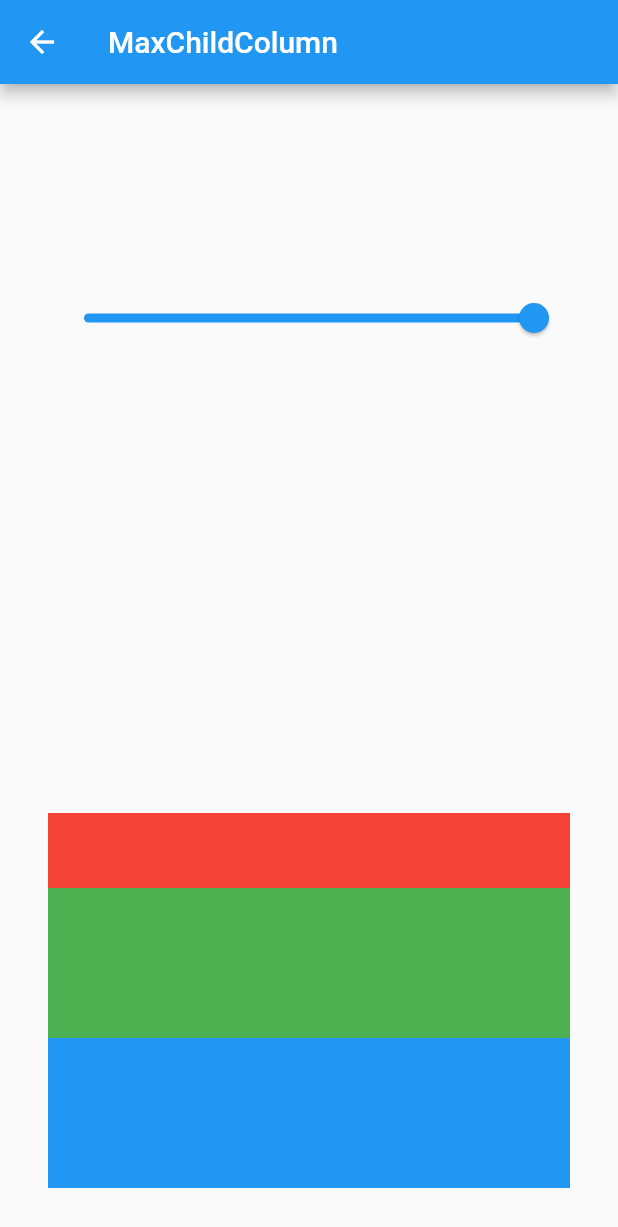
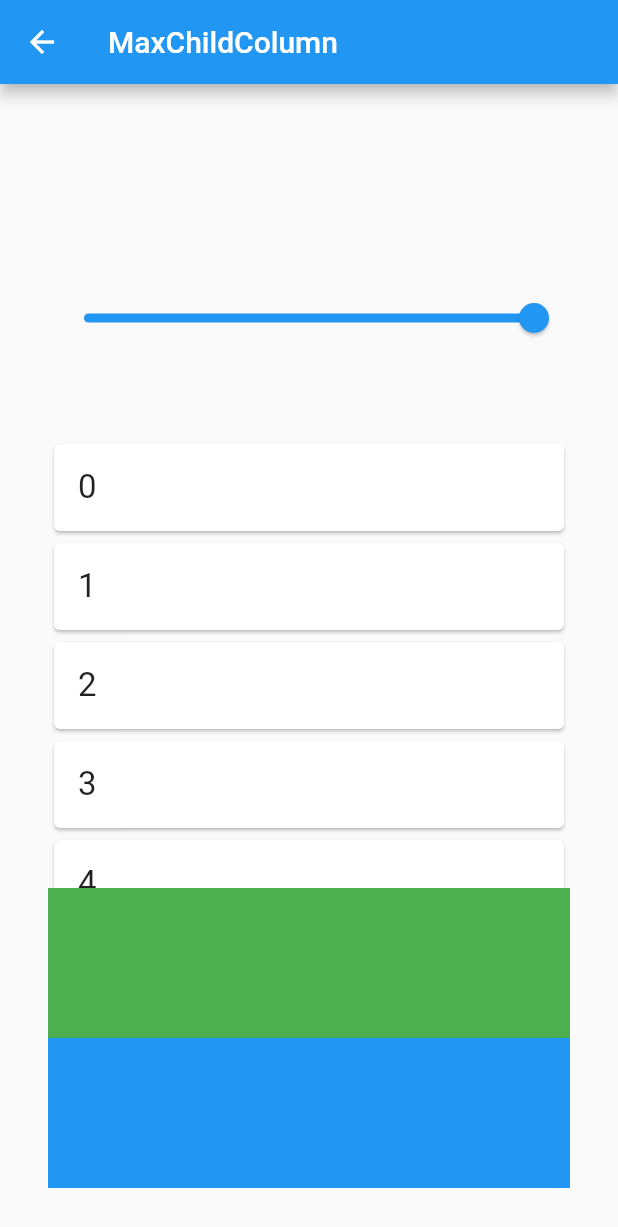
Before and after one commit to navitel-dev/custom-widgets, a Flutter app: the screen it shows after launch, after a tap on "MaxChildColumn", on a phone screen of 412 x 824 dp. Shown: the top 1227 px of the screen. Run offline on Flutter 3.47's test engine with Material 2 defaults, Android fonts, the phone set to English and light mode, and no system bars.

Commit message:
Add listView in MaxChildColumnDemo, optimized code

```diff
--- a/lib/column/max_child_column.dart
+++ b/lib/column/max_child_column.dart
@@ -263,7 +263,7 @@ class MaxChildColumnRender extends RenderBox
   @override
   void performLayout() {
     final BoxConstraints constraints = this.constraints;
-
+    double maxWidth = -1;
     {
       RenderBox? child = firstChild;
       while (child != null) {
@@ -271,22 +271,13 @@ class MaxChildColumnRender extends RenderBox
             child.parentData! as FlexParentData;
         ChildLayoutHelper.layoutChild(
             child, BoxConstraints(maxWidth: constraints.maxWidth));
+        double curWidth = child.size.width;
+        if (maxWidth > curWidth || maxWidth == -1) {
+          maxWidth = curWidth;
+        }
         assert(child.parentData == childParentData);
         child = childParentData.nextSibling;
       }
-    }
-
-    double maxWidth = -1;
-    RenderBox? child = firstChild;
-    while (child != null) {
-      final FlexParentData childParentData =
-          child.parentData! as FlexParentData;
-      double curWidth = child.size.width;
-      if (maxWidth > curWidth || maxWidth == -1) {
-        maxWidth = curWidth;
-      }
-      assert(child.parentData == childParentData);
-      child = childParentData.nextSibling;
     }
 
     final _LayoutSizes mainSizes = _customComputeSizes(
@@ -337,7 +328,7 @@ class MaxChildColumnRender extends RenderBox
     }
 
     double childMainPosition = leadingSpace;
-    child = firstChild;
+    RenderBox? child = firstChild;
     while (child != null) {
       final FlexParentData childParentData =
           child.parentData! as FlexParentData;
--- a/lib/column/max_child_column_demo.dart
+++ b/lib/column/max_child_column_demo.dart
@@ -32,10 +32,21 @@ class _MyColumnDemoState extends DemoWidgetState {
   Widget _buildTextExamples() {
     return MaxChildColumn(
       children: <Widget>[
-        Container(
-          color: Colors.red,
-          height: 50,
-        ),
+        SizedBox(
+            height: 300,
+            child: ListView.builder(
+              itemBuilder: (context, position) {
+                return Card(
+                  child: Padding(
+                    padding: const EdgeInsets.all(16.0),
+                    child: Text(
+                      position.toString(),
+                      style: const TextStyle(fontSize: 22.0),
+                    ),
+                  ),
+                );
+              },
+            )),
         Container(
           color: Colors.green,
           height: 100,
```
